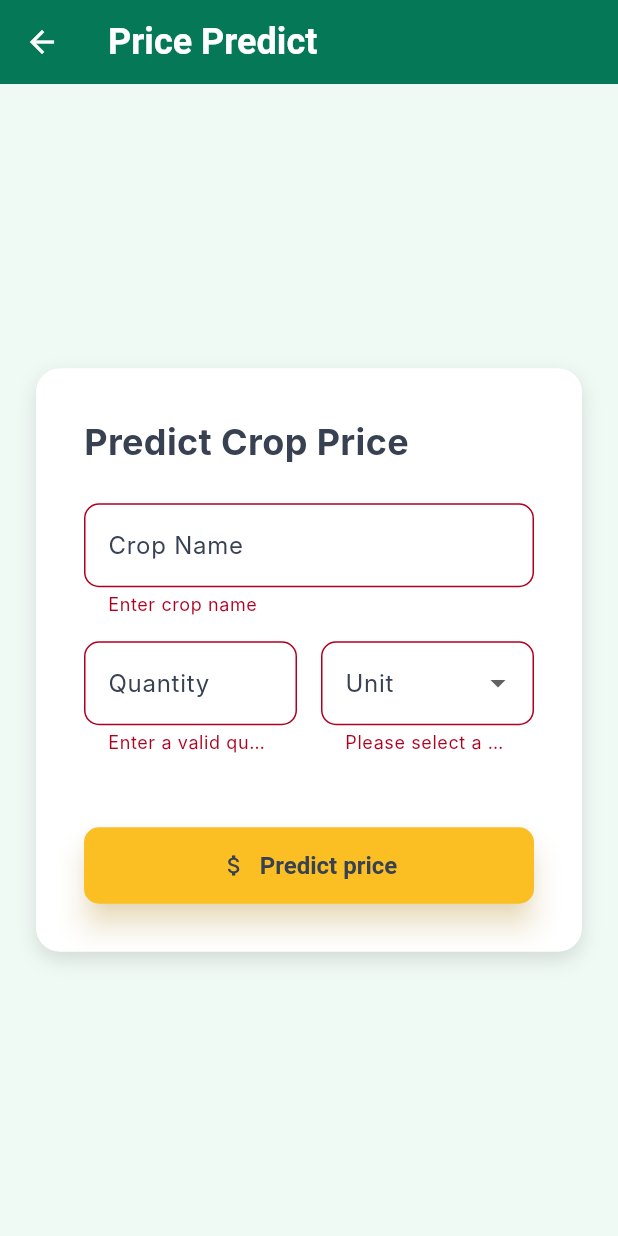
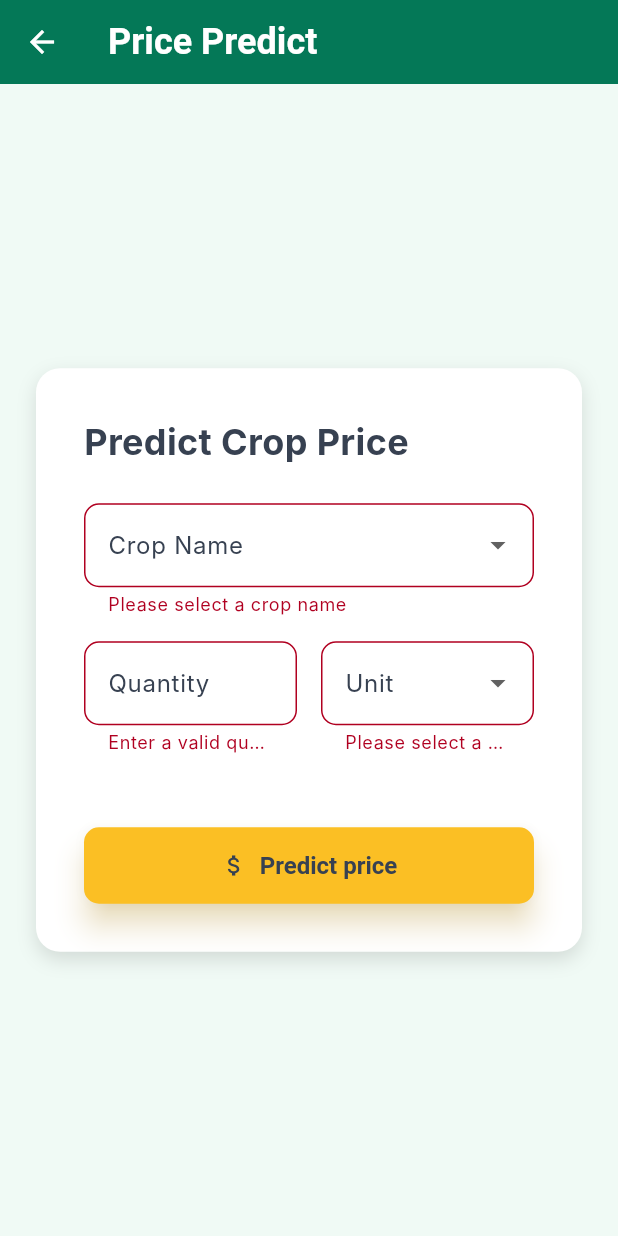
Before and after one commit to omkarbhanji/Smart-Mandi, a Flutter app: the PredictPrice screen opened directly, after a tap on "Predict price", on a phone screen of 412 x 824 dp. Run offline on Flutter 3.47's test engine with Material 3 defaults, Android fonts, the phone set to English and light mode, and no system bars; our stand-ins replace flutter_dotenv, shared_preferences; accounts and stored records are empty; network calls fail; Roboto replaces fonts that are missing (Inter).

Commit message:
bug fixed

```diff
--- a/frontend/lib/main.dart
+++ b/frontend/lib/main.dart
@@ -17,7 +17,7 @@ class MyApp extends StatelessWidget {
     return MaterialApp(
       title: 'Smart Mandi',
       theme: smartMandiTheme,
-      home: const Wrapper(),
+      home: const Home(),
     );
   }
 }
--- a/frontend/lib/screens/predict_price.dart
+++ b/frontend/lib/screens/predict_price.dart
@@ -19,6 +19,7 @@ class _PredictPriceState extends State<PredictPrice> {
   bool _isLoading = false;
 
   final List<String> _units = ['kg', 'quintal', 'ton'];
+  final List<String> _crops = ['tomato', 'rice', 'wheat', 'potato', 'onion'];
   // ignore: unused_field
   final List<String> _statuses = ['available', 'sold', 'stock'];
 
@@ -76,15 +77,30 @@ class _PredictPriceState extends State<PredictPrice> {
                   const SizedBox(height: 24),
 
                   // Crop Name Input
-                  TextFormField(
-                    decoration: const InputDecoration(
-                      labelText: 'Crop Name',
-                      hintText: 'e.g., Wheat, Onion',
-                    ),
-                    onChanged: (value) => _cropName = value,
+                  DropdownButtonFormField<String>(
+                    value: _cropName,
+                    decoration: const InputDecoration(labelText: 'Crop Name'),
+                    items: _crops
+                        .map((crop) => DropdownMenuItem(
+                              value: crop,
+                              child: Text(
+                                  crop[0].toUpperCase() + crop.substring(1)),
+                            ))
+                        .toList(),
+                    onChanged: (value) => setState(() => _cropName = value),
                     validator: (value) =>
-                        value!.isEmpty ? 'Enter crop name' : null,
+                        value == null ? 'Please select a crop name' : null,
                   ),
+
+                  // TextFormField(
+                  //   decoration: const InputDecoration(
+                  //     labelText: 'Crop Name',
+                  //     hintText: 'e.g., Wheat, Onion',
+                  //   ),
+                  //   onChanged: (value) => _cropName = value,
+                  //   validator: (value) =>
+                  //       value!.isEmpty ? 'Enter crop name' : null,
+                  // ),
                   const SizedBox(height: 16),
 
                   // Quantity Input
```
